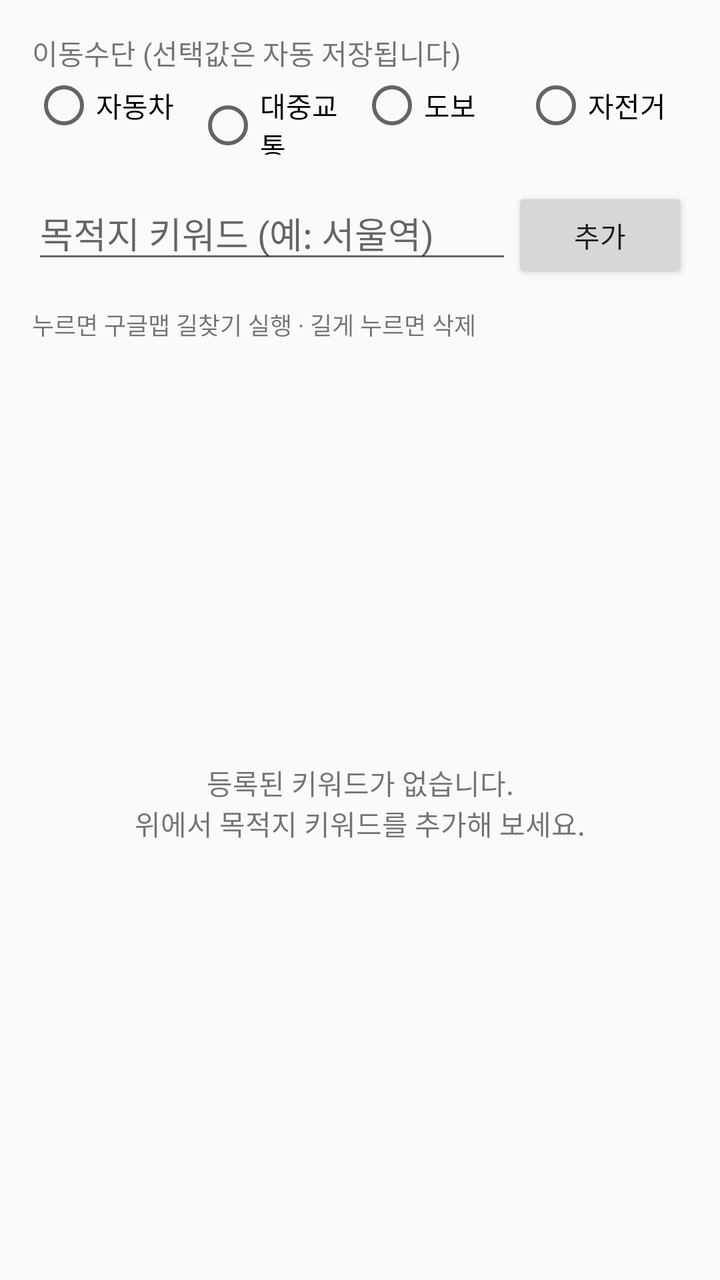
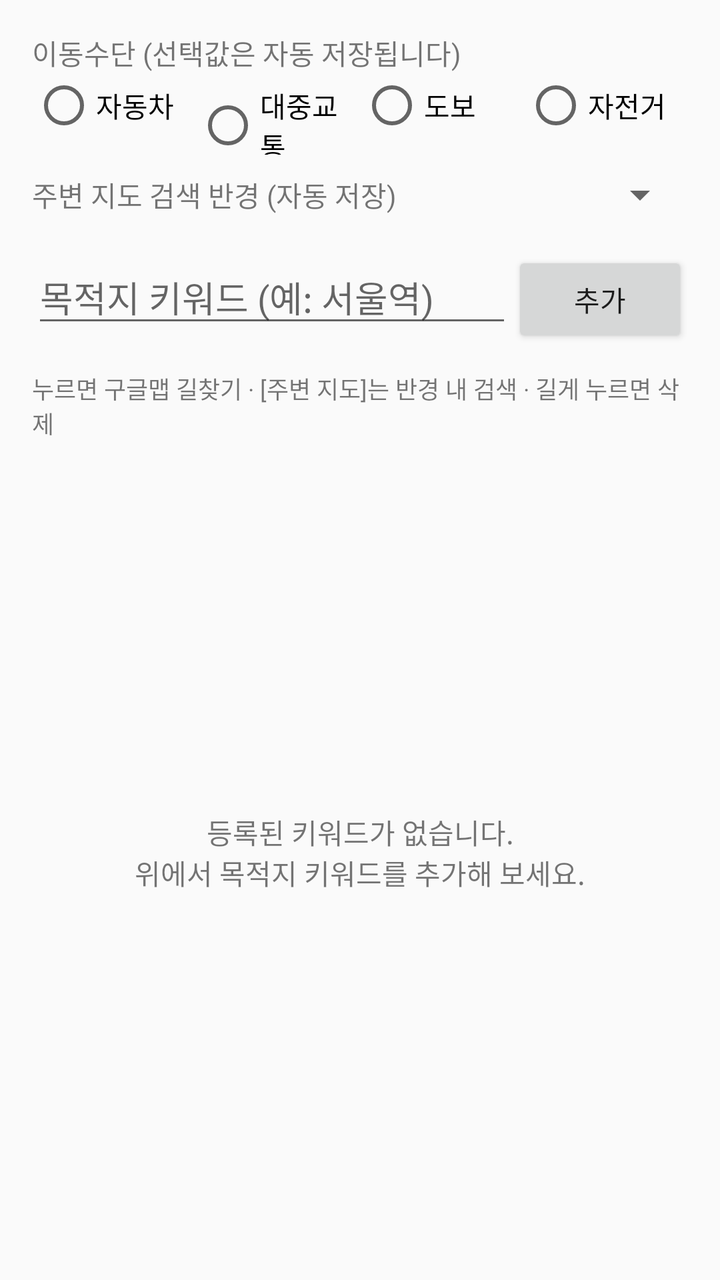

Two renders of the same Android screen: before a commit and after it. Below are the layout's source before the change and the commit's diff.
<!-- AndroidManifest.xml: application theme Theme.MapKeywords -->
<!-- res/layout/activity_main.xml -->
<?xml version="1.0" encoding="utf-8"?>
<LinearLayout xmlns:android="http://schemas.android.com/apk/res/android"
    android:layout_width="match_parent"
    android:layout_height="match_parent"
    android:orientation="vertical"
    android:padding="16dp">

    <TextView
        android:layout_width="wrap_content"
        android:layout_height="wrap_content"
        android:text="@string/travel_mode"
        android:textSize="14sp" />

    <RadioGroup
        android:id="@+id/modeGroup"
        android:layout_width="match_parent"
        android:layout_height="wrap_content"
        android:orientation="horizontal">

        <RadioButton
            android:id="@+id/modeDriving"
            android:layout_width="0dp"
            android:layout_height="wrap_content"
            android:layout_weight="1"
            android:text="@string/mode_driving" />

        <RadioButton
            android:id="@+id/modeTransit"
            android:layout_width="0dp"
            android:layout_height="wrap_content"
            android:layout_weight="1"
            android:text="@string/mode_transit" />

        <RadioButton
            android:id="@+id/modeWalking"
            android:layout_width="0dp"
            android:layout_height="wrap_content"
            android:layout_weight="1"
            android:text="@string/mode_walking" />

        <RadioButton
            android:id="@+id/modeBicycling"
            android:layout_width="0dp"
            android:layout_height="wrap_content"
            android:layout_weight="1"
            android:text="@string/mode_bicycling" />
    </RadioGroup>

    <LinearLayout
        android:layout_width="match_parent"
        android:layout_height="wrap_content"
        android:layout_marginTop="16dp"
        android:orientation="horizontal">

        <EditText
            android:id="@+id/keywordInput"
            android:layout_width="0dp"
            android:layout_height="wrap_content"
            android:layout_weight="1"
            android:hint="@string/keyword_hint"
            android:imeOptions="actionDone"
            android:inputType="text"
            android:maxLines="1" />

        <Button
            android:id="@+id/addButton"
            android:layout_width="wrap_content"
            android:layout_height="wrap_content"
            android:text="@string/add" />
    </LinearLayout>

    <TextView
        android:layout_width="wrap_content"
        android:layout_height="wrap_content"
        android:layout_marginTop="12dp"
        android:text="@string/list_help"
        android:textSize="12sp" />

    <FrameLayout
        android:layout_width="match_parent"
        android:layout_height="0dp"
        android:layout_marginTop="8dp"
        android:layout_weight="1">

        <ListView
            android:id="@+id/keywordList"
            android:layout_width="match_parent"
            android:layout_height="match_parent" />

        <TextView
            android:id="@+id/emptyView"
            android:layout_width="match_parent"
            android:layout_height="match_parent"
            android:gravity="center"
            android:text="@string/empty_list" />
    </FrameLayout>

</LinearLayout>
<!-- resources referenced by this layout -->
<resources>
  <string name="add">추가</string>
  <string name="empty_list">등록된 키워드가 없습니다.\n위에서 목적지 키워드를 추가해 보세요.</string>
  <string name="keyword_hint">목적지 키워드 (예: 서울역)</string>
  <string name="list_help">누르면 구글맵 길찾기 실행 · 길게 누르면 삭제</string>
  <string name="mode_bicycling">자전거</string>
  <string name="mode_driving">자동차</string>
  <string name="mode_transit">대중교통</string>
  <string name="mode_walking">도보</string>
  <string name="travel_mode">이동수단 (선택값은 자동 저장됩니다)</string>
  <style name="Theme.MapKeywords" parent="Theme.AppCompat.DayNight.DarkActionBar" />
</resources>

<!-- the commit's change to res/layout/activity_main.xml (unified diff, before → after) -->
@@ -49,6 +49,26 @@
     <LinearLayout
         android:layout_width="match_parent"
         android:layout_height="wrap_content"
+        android:layout_marginTop="8dp"
+        android:gravity="center_vertical"
+        android:orientation="horizontal">
+
+        <TextView
+            android:layout_width="0dp"
+            android:layout_height="wrap_content"
+            android:layout_weight="1"
+            android:text="@string/radius_label"
+            android:textSize="14sp" />
+
+        <Spinner
+            android:id="@+id/radiusSpinner"
+            android:layout_width="wrap_content"
+            android:layout_height="wrap_content" />
+    </LinearLayout>
+
+    <LinearLayout
+        android:layout_width="match_parent"
+        android:layout_height="wrap_content"
         android:layout_marginTop="16dp"
         android:orientation="horizontal">
 
<!-- resource entries referenced after the edit -->
@@ -3,11 +3,12 @@
   <string name="add">추가</string>
   <string name="empty_list">등록된 키워드가 없습니다.\n위에서 목적지 키워드를 추가해 보세요.</string>
   <string name="keyword_hint">목적지 키워드 (예: 서울역)</string>
-  <string name="list_help">누르면 구글맵 길찾기 실행 · 길게 누르면 삭제</string>
+  <string name="list_help">누르면 구글맵 길찾기 · [주변 지도]는 반경 내 검색 · 길게 누르면 삭제</string>
   <string name="mode_bicycling">자전거</string>
   <string name="mode_driving">자동차</string>
   <string name="mode_transit">대중교통</string>
   <string name="mode_walking">도보</string>
+  <string name="radius_label">주변 지도 검색 반경 (자동 저장)</string>
   <string name="travel_mode">이동수단 (선택값은 자동 저장됩니다)</string>
   <style name="Theme.MapKeywords" parent="Theme.AppCompat.DayNight.DarkActionBar" />
 </resources>
